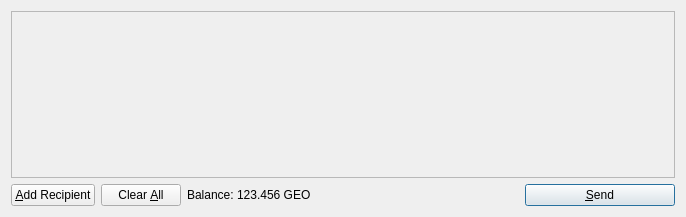
Before: the Qt Designer form src/qt/forms/sendcoinsdialog.ui in testbars/testbars, drawn with Qt 5.
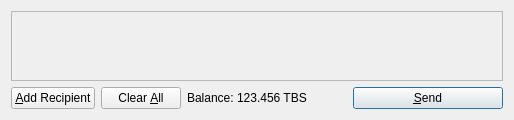
After: the same form once the commit is applied. Icons and pictures are not drawn.

Diff of the .ui file:
```diff
--- a/src/qt/forms/sendcoinsdialog.ui
+++ b/src/qt/forms/sendcoinsdialog.ui
@@ -2,7 +2,7 @@
 <ui version="4.0">
  <class>SendCoinsDialog</class>
  <widget class="QDialog" name="SendCoinsDialog">
-  <property name="geometry">
+  <property name="tbsmetry">
    <rect>
     <x>0</x>
     <y>0</y>
@@ -20,7 +20,7 @@
       <bool>true</bool>
      </property>
      <widget class="QWidget" name="scrollAreaWidgetContents">
-      <property name="geometry">
+      <property name="tbsmetry">
        <rect>
         <x>0</x>
         <y>0</y>
@@ -119,7 +119,7 @@
           <cursorShape>IBeamCursor</cursorShape>
          </property>
          <property name="text">
-          <string>123.456 GEO</string>
+          <string>123.456 TBS</string>
          </property>
          <property name="textInteractionFlags">
           <set>Qt::LinksAccessibleByMouse|Qt::TextSelectableByKeyboard|Qt::TextSelectableByMouse</set>
```
